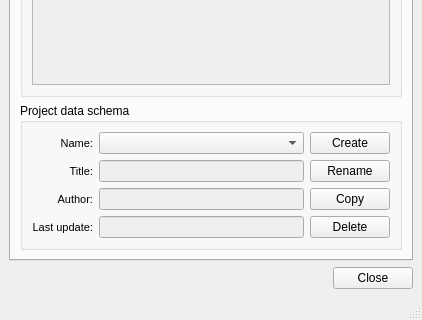
Giswater/giswater_qgis_plugin, file ui/readsql.ui: the form before one commit; both pictures show x 0 to 422 and y 306 to 626 of the 422 by 626 pixel window.
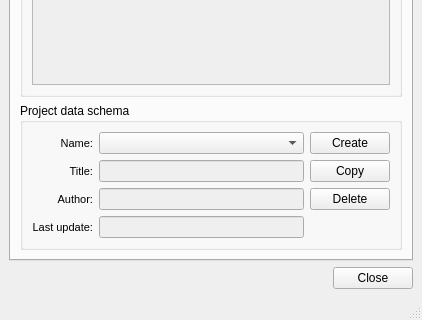
The form after the commit.

Commit message: Enhance code: remove rename button

```diff
--- a/ui/readsql.ui
+++ b/ui/readsql.ui
@@ -81,13 +81,6 @@
              </property>
             </widget>
            </item>
-           <item row="3" column="2">
-            <widget class="QPushButton" name="btn_delete">
-             <property name="text">
-              <string>Delete</string>
-             </property>
-            </widget>
-           </item>
            <item row="2" column="1">
             <widget class="QLineEdit" name="project_schema_author">
              <property name="enabled">
@@ -98,13 +91,6 @@
              </property>
             </widget>
            </item>
-           <item row="2" column="2">
-            <widget class="QPushButton" name="btn_copy">
-             <property name="text">
-              <string>Copy</string>
-             </property>
-            </widget>
-           </item>
            <item row="0" column="0">
             <widget class="QLabel" name="label_custom_node_type">
              <property name="font">
@@ -129,16 +115,6 @@
              </property>
             </widget>
            </item>
-           <item row="1" column="2">
-            <widget class="QPushButton" name="btn_schema_rename">
-             <property name="enabled">
-              <bool>true</bool>
-             </property>
-             <property name="text">
-              <string>Rename</string>
-             </property>
-            </widget>
-           </item>
            <item row="3" column="1">
             <widget class="QLineEdit" name="project_schema_last_update">
              <property name="enabled">
@@ -220,6 +196,20 @@
              </property>
             </widget>
            </item>
+           <item row="1" column="2">
+            <widget class="QPushButton" name="btn_copy">
+             <property name="text">
+              <string>Copy</string>
+             </property>
+            </widget>
+           </item>
+           <item row="2" column="2">
+            <widget class="QPushButton" name="btn_delete">
+             <property name="text">
+              <string>Delete</string>
+             </property>
+            </widget>
+           </item>
           </layout>
          </widget>
         </item>
```
The commit also changes 1 other file.
